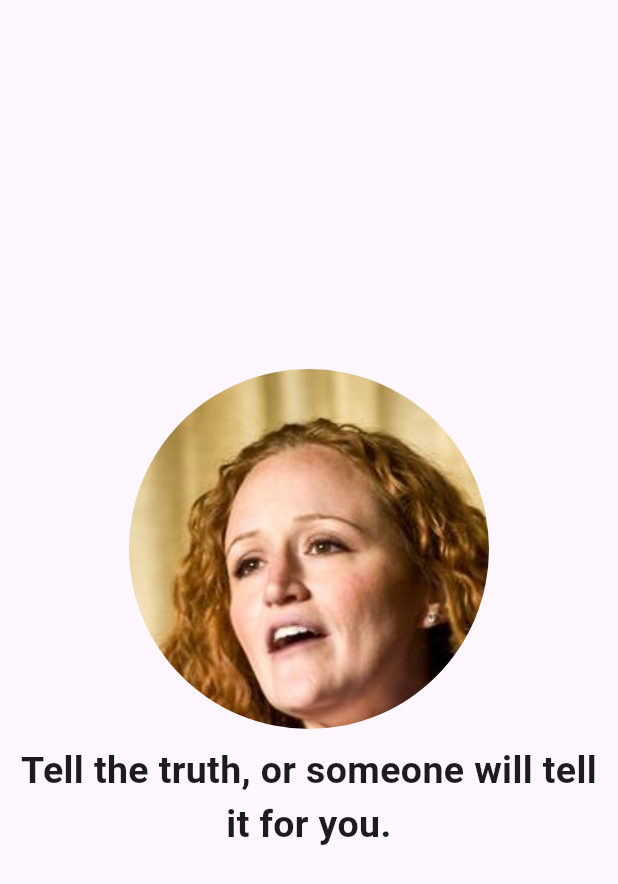
After one commit to rajaganapathy1220/myProjects, a Flutter app: the SplashScreen screen opened directly, on a phone screen of 412 x 824 dp. The commit adds this screen. Shown: the top 884 px of the screen. Run offline on Flutter 3.47's test engine with Material 3 defaults, Android fonts, the phone set to English and light mode, and no system bars; our stand-ins replace share_plus; missing offline and left inert: dart:ffi, dart:js_util.

Commit message:
final_commit

```diff
--- a/lib/main.dart
+++ b/lib/main.dart
@@ -3,6 +3,7 @@ import 'package:flutterapps/company_profile.dart';
 import 'package:flutterapps/my_profile.dart';
 import 'package:flutterapps/page_view_image.dart';
 import 'package:flutterapps/page_view_text.dart';
+import 'package:flutterapps/splash_screen.dart';
 
 void main() {
   runApp(const MyApp());
--- /dev/null
+++ b/lib/splash_screen.dart
@@ -0,0 +1,53 @@
+import 'dart:async';
+import 'dart:ffi';
+
+import 'package:flutter/material.dart';
+import 'package:flutterapps/page_view_text.dart';
+
+class SplashScreen extends StatefulWidget {
+  const SplashScreen({super.key});
+
+  @override
+  State<SplashScreen> createState() => _SplashScreenState();
+}
+
+class _SplashScreenState extends State<SplashScreen> {
+
+  @override
+  void initState() {
+    // TODO: implement initState
+    super.initState();
+    Timer(Duration(seconds: 5), () =>Navigator.of(context).pushReplacement(MaterialPageRoute(builder: (context)=>PageViewText()))
+    );
+  }
+  Widget build(BuildContext context) {
+    return Scaffold(
+      body: SafeArea(
+        child: Center(
+          child: Column(
+            mainAxisAlignment: MainAxisAlignment.center,
+            children: [
+              ClipRRect(
+                borderRadius: BorderRadius.circular(150),
+                child: SizedBox.fromSize(
+                  child: Image.asset('images/SK.jpg'),
+                ),
+              ),
+              Padding(
+                padding: const EdgeInsets.all(10.0),
+                child: Text(
+                  'Tell the truth, or someone will tell it for you.',
+                  textAlign: TextAlign.center,
+                  style: TextStyle(
+                    fontWeight: FontWeight.bold,
+                    fontSize: 25,
+                  ),
+                ),
+              )
+            ],
+          ),
+        ),
+      ),
+    );
+  }
+}
--- a/pubspec.yaml
+++ b/pubspec.yaml
@@ -35,6 +35,10 @@ dependencies:
   # The following adds the Cupertino Icons font to your application.
   # Use with the CupertinoIcons class for iOS style icons.
   cupertino_icons: ^1.0.2
+  share_plus:
+  path_provider:
+  url_launcher:
+  permission_handler:
 
 dev_dependencies:
   flutter_test:
```
Also changed, not shown: lib/page_view_image.dart (+40 -2 lines), lib/page_view_text.dart (+33 -5 lines), images/SK.jpg (added), pubspec.lock, 6 other files.
